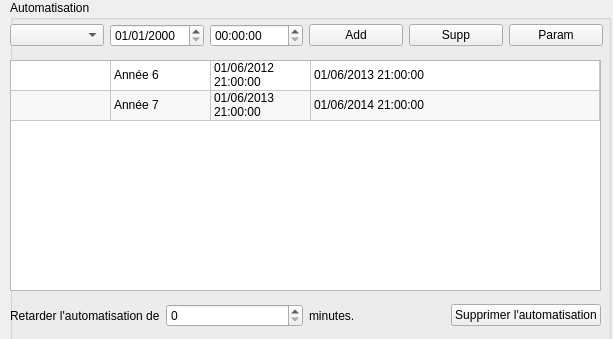
Before: the Qt Designer form src/automationwidget.ui in cinemaouvert/OPP, drawn with Qt 5.
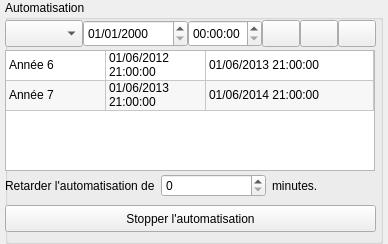
After: the same form once the commit is applied. Icons and pictures are not drawn.

Commit message: Interface - Tailles des widgets Timeline et Parameters

What changed in the file:
```diff
--- a/src/automationwidget.ui
+++ b/src/automationwidget.ui
@@ -6,8 +6,8 @@
    <rect>
     <x>0</x>
     <y>0</y>
-    <width>613</width>
-    <height>339</height>
+    <width>388</width>
+    <height>244</height>
    </rect>
   </property>
   <property name="windowTitle">
@@ -16,68 +16,22 @@
   <widget class="QGroupBox" name="groupBox">
    <property name="geometry">
     <rect>
-     <x>10</x>
+     <x>5</x>
      <y>0</y>
-     <width>601</width>
-     <height>351</height>
+     <width>378</width>
+     <height>244</height>
     </rect>
    </property>
    <property name="title">
     <string>Automatisation</string>
    </property>
-   <widget class="QWidget" name="horizontalLayoutWidget">
-    <property name="geometry">
-     <rect>
-      <x>0</x>
-      <y>20</y>
-      <width>593</width>
-      <height>31</height>
-     </rect>
-    </property>
-    <layout class="QHBoxLayout" name="horizontalLayout">
-     <item>
-      <widget class="QComboBox" name="comboBox"/>
-     </item>
-     <item>
-      <widget class="QDateEdit" name="dateEdit">
-       <property name="displayFormat">
-        <string>dd/MM/yyyy</string>
-       </property>
-      </widget>
-     </item>
-     <item>
-      <widget class="QTimeEdit" name="timeEdit"/>
-     </item>
-     <item>
-      <widget class="QPushButton" name="pushButton_3">
-       <property name="text">
-        <string>Add</string>
-       </property>
-      </widget>
-     </item>
-     <item>
-      <widget class="QPushButton" name="pushButton">
-       <property name="text">
-        <string>Supp</string>
-       </property>
-      </widget>
-     </item>
-     <item>
-      <widget class="QPushButton" name="pushButton_2">
-       <property name="text">
-        <string>Param</string>
-       </property>
-      </widget>
-     </item>
-    </layout>
-   </widget>
    <widget class="QTableWidget" name="tableWidget">
     <property name="geometry">
      <rect>
       <x>0</x>
-      <y>60</y>
-      <width>591</width>
-      <height>231</height>
+      <y>50</y>
+      <width>370</width>
+      <height>121</height>
      </rect>
     </property>
     <property name="alternatingRowColors">
@@ -96,7 +50,7 @@
      <bool>true</bool>
     </property>
     <property name="columnCount">
-     <number>4</number>
+     <number>3</number>
     </property>
     <attribute name="horizontalHeaderVisible">
      <bool>false</bool>
@@ -120,11 +74,6 @@
       <string>Nouvelle ligne</string>
      </property>
     </row>
-    <column>
-     <property name="text">
-      <string/>
-     </property>
-    </column>
     <column>
      <property name="text">
       <string>Séance</string>
@@ -140,33 +89,33 @@
       <string>Fin</string>
      </property>
     </column>
-    <item row="0" column="1">
+    <item row="0" column="0">
      <property name="text">
       <string>Année 6</string>
      </property>
     </item>
-    <item row="0" column="2">
+    <item row="0" column="1">
      <property name="text">
       <string>01/06/2012 21:00:00</string>
      </property>
     </item>
-    <item row="0" column="3">
+    <item row="0" column="2">
      <property name="text">
       <string>01/06/2013 21:00:00</string>
      </property>
     </item>
-    <item row="1" column="1">
+    <item row="1" column="0">
      <property name="text">
       <string>Année 7</string>
      </property>
     </item>
+    <item row="1" column="1">
+     <property name="text">
+      <string>01/06/2013 21:00:00</string>
+     </property>
+    </item>
     <item row="1" column="2">
      <property name="text">
-      <string>01/06/2013 21:00:00</string>
-     </property>
-    </item>
-    <item row="1" column="3">
-     <property name="text">
       <string>01/06/2014 21:00:00</string>
      </property>
     </item>
@@ -175,8 +124,8 @@
     <property name="geometry">
      <rect>
       <x>0</x>
-      <y>300</y>
-      <width>591</width>
+      <y>170</y>
+      <width>371</width>
       <height>31</height>
      </rect>
     </property>
@@ -198,15 +147,105 @@
        </property>
       </widget>
      </item>
-     <item>
-      <widget class="QPushButton" name="pushButton_4">
-       <property name="text">
-        <string>Supprimer l'automatisation</string>
-       </property>
-      </widget>
-     </item>
     </layout>
    </widget>
+   <widget class="QPushButton" name="pushButton_4">
+    <property name="geometry">
+     <rect>
+      <x>0</x>
+      <y>205</y>
+      <width>371</width>
+      <height>27</height>
+     </rect>
+    </property>
+    <property name="text">
+     <string>Stopper l'automatisation</string>
+    </property>
+   </widget>
+   <widget class="QDateEdit" name="dateEdit">
+    <property name="geometry">
+     <rect>
+      <x>78</x>
+      <y>20</y>
+      <width>105</width>
+      <height>27</height>
+     </rect>
+    </property>
+    <property name="displayFormat">
+     <string>dd/MM/yyyy</string>
+    </property>
+   </widget>
+   <widget class="QTimeEdit" name="timeEdit">
+    <property name="geometry">
+     <rect>
+      <x>183</x>
+      <y>20</y>
+      <width>74</width>
+      <height>27</height>
+     </rect>
+    </property>
+   </widget>
+   <widget class="QComboBox" name="comboBox">
+    <property name="geometry">
+     <rect>
+      <x>0</x>
+      <y>20</y>
+      <width>78</width>
+      <height>27</height>
+     </rect>
+    </property>
+   </widget>
+   <widget class="QPushButton" name="pushButton">
+    <property name="geometry">
+     <rect>
+      <x>295</x>
+      <y>20</y>
+      <width>38</width>
+      <height>27</height>
+     </rect>
+    </property>
+    <property name="text">
+     <string/>
+    </property>
+    <property name="icon">
+     <iconset>
+      <normaloff>../../opp-build-desktop-Qt_4_8_3_dans_le_PATH__Syst_me__Release/icons/icon_delete.png</normaloff>../../opp-build-desktop-Qt_4_8_3_dans_le_PATH__Syst_me__Release/icons/icon_delete.png</iconset>
+    </property>
+   </widget>
+   <widget class="QPushButton" name="pushButton_3">
+    <property name="geometry">
+     <rect>
+      <x>257</x>
+      <y>20</y>
+      <width>38</width>
+      <height>27</height>
+     </rect>
+    </property>
+    <property name="text">
+     <string/>
+    </property>
+    <property name="icon">
+     <iconset>
+      <normaloff>../../opp-build-desktop-Qt_4_8_3_dans_le_PATH__Syst_me__Release/icons/icon_plus.png</normaloff>../../opp-build-desktop-Qt_4_8_3_dans_le_PATH__Syst_me__Release/icons/icon_plus.png</iconset>
+    </property>
+   </widget>
+   <widget class="QPushButton" name="pushButton_2">
+    <property name="geometry">
+     <rect>
+      <x>333</x>
+      <y>20</y>
+      <width>38</width>
+      <height>27</height>
+     </rect>
+    </property>
+    <property name="text">
+     <string/>
+    </property>
+    <property name="icon">
+     <iconset>
+      <normaloff>../../opp-build-desktop-Qt_4_8_3_dans_le_PATH__Syst_me__Release/icons/icon_settings.png</normaloff>../../opp-build-desktop-Qt_4_8_3_dans_le_PATH__Syst_me__Release/icons/icon_settings.png</iconset>
+    </property>
+   </widget>
   </widget>
  </widget>
  <resources/>
```
Left out of the diff: 6 changed lines with no effect on the pictures. The commit also changes 4 other files.
